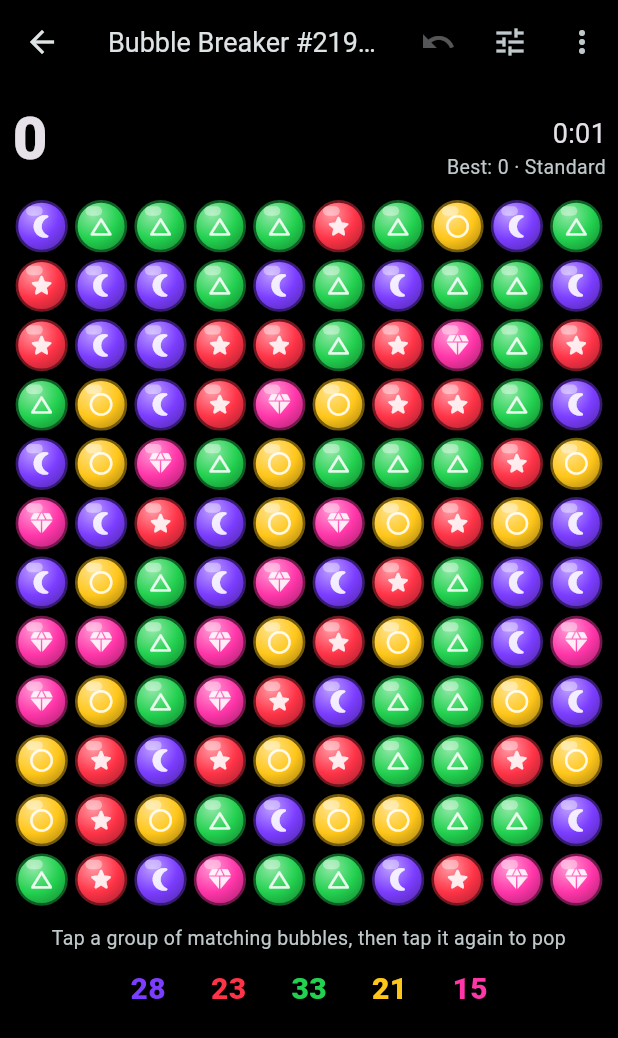
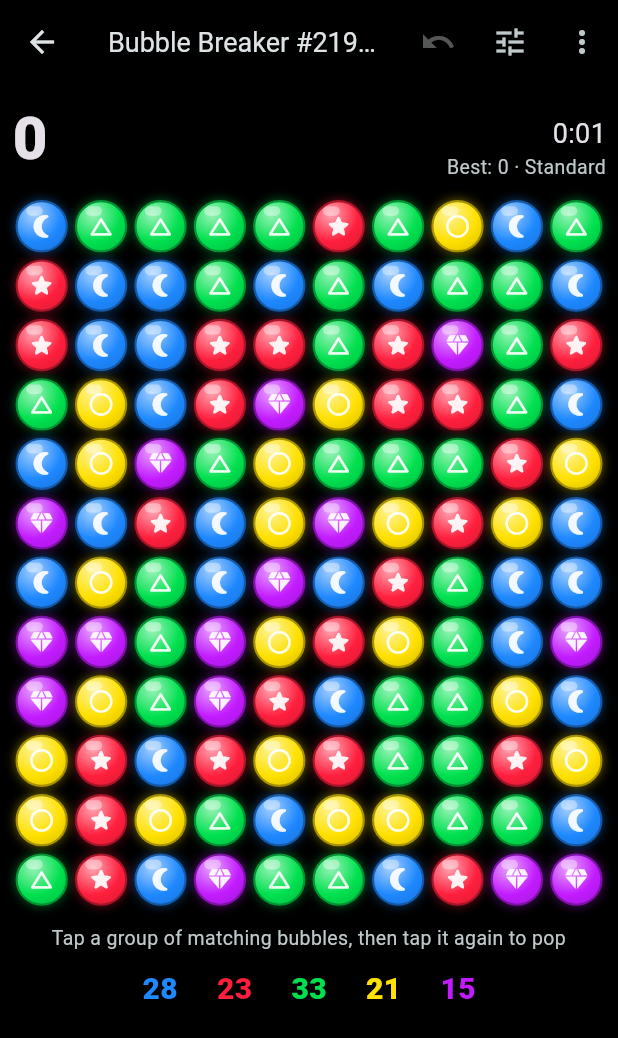
Before and after one commit to trippme/sudoku, a Flutter app: the BubbleScreen screen opened directly, on a phone screen of 412 x 824 dp. Shown: the top 1038 px of the screen. Run offline on Flutter 3.47's test engine with Material 3 defaults, Android fonts, the phone set to English and light mode, and no system bars; our stand-ins replace firebase_core, firebase_messaging, flutter_local_notifications, package_info_plus, shared_preferences; missing offline and left inert: workmanager; accounts and stored records are empty.

Commit message:
Bubble Breaker: selected-count readout, the five classic sizes, punchier colours
Refs #91

Co-Authored-By: Claude Sonnet 5.5 <noreply@anthropic.com>

```diff
--- a/app/lib/games/bubble/bubble_game.dart
+++ b/app/lib/games/bubble/bubble_game.dart
@@ -1,10 +1,32 @@
+import 'package:sudoku_app/games/bubble/bubble_variant.dart';
+
 /// Board sizes. The enum ORDER is part of the leaderboard id scheme (see
-/// `GameRef`), so only ever append.
+/// `bubble_variant.dart`), so only ever append.
 enum BubbleSize {
   medium(10, 12, 'Medium'),
   small(8, 10, 'Small'),
   large(12, 14, 'Large'),
-  xlarge(14, 16, 'X-Large');
+  xlarge(14, 16, 'X-Large'),
+  // The classic game's own size presets (portrait layout).
+  standard(10, 15, 'Standard'),
+  dense(15, 22, 'Dense'),
+  tiny(20, 30, 'Tiny'),
+  unified(9, 16, 'Unified'),
+  unifiedV2(13, 24, 'Unified V2');
+
+  /// The order sizes are listed in the Options screen: roughly smallest board
+  /// to largest.
+  static const List<BubbleSize> displayOrder = [
+    small,
+    medium,
+    standard,
+    unified,
+    large,
+    xlarge,
+    unifiedV2,
+    dense,
+    tiny,
+  ];
 
   final int width;
   final int height;
@@ -78,14 +100,16 @@ class BubbleGame {
   /// Number of colours in this game.
   int get colors => level.colors;
 
-  /// Level/size/mode variant used for leaderboard ids (see `GameRef`):
-  /// `((level × 4) + size) × 2 + (fixed ? 1 : 0)`. Normal level keeps the
-  /// original 0..7 range.
-  int get variant => (level.index * 4 + size.index) * 2 + (collapse ? 0 : 1);
+  /// Level/size/mode variant used for leaderboard ids (see
+  /// `bubble_variant.dart`).
+  int get variant => encodeBubbleVariant(
+      level: level.index, size: size.index, fixed: !collapse);
 
-  static BubbleSize sizeOfVariant(int v) => BubbleSize.values[(v ~/ 2) % 4];
-  static BubbleLevel levelOfVariant(int v) => BubbleLevel.values[(v ~/ 2) ~/ 4];
-  static bool collapseOfVariant(int v) => v.isEven;
+  static BubbleSize sizeOfVariant(int v) =>
+      BubbleSize.values[decodeBubbleVariant(v).size];
+  static BubbleLevel levelOfVariant(int v) =>
+      BubbleLevel.values[decodeBubbleVariant(v).level];
+  static bool collapseOfVariant(int v) => !decodeBubbleVariant(v).fixed;
 
   int get width => size.width;
   int get height => size.height;
--- a/app/lib/games/bubble/bubble_options_screen.dart
+++ b/app/lib/games/bubble/bubble_options_screen.dart
@@ -98,7 +98,7 @@ class _BubbleOptionsScreenState extends State<BubbleOptionsScreen> {
                 crossAxisSpacing: 12,
                 childAspectRatio: 1.05,
                 children: [
-                  for (final s in BubbleSize.values)
+                  for (final s in BubbleSize.displayOrder)
                     _SizeCard(
                       key: Key('opt-size-${s.name}'),
                       size: s,
--- a/app/lib/games/bubble/bubble_screen.dart
+++ b/app/lib/games/bubble/bubble_screen.dart
@@ -245,7 +245,8 @@ class _BubbleScreenState extends State<BubbleScreen> {
     if (!profile.hasIdentity) return null;
     final svc = context.read<LeaderboardService>();
     final secs = _clock.seconds < 1 ? 1 : _clock.seconds;
-    final hints = GameRef.hintsForScore(_game.score);
+    final hints =
+        GameRef.hintsForScore(_game.score, variant: _game.variant);
     final outcome = await svc.submitResult(
       gameId: _ref.id,
       email: profile.email,
@@ -594,9 +595,25 @@ class _BubbleScreenState extends State<BubbleScreen> {
                       ),
                     ),
                     const SizedBox(height: 8),
-                    Wrap(
+                    Row(
+                      children: [
+                        // How many bubbles are selected, in their colour, like
+                        // the "-34" in the classic game.
+                        SizedBox(
+                          width: 64,
+                          child: selCount >= 2 && selColor != null
+                              ? Text('-$selCount',
+                                  key: const Key('bb-selcount'),
+                                  style: TextStyle(
+                                      fontSize: 22,
+                                      fontWeight: FontWeight.w800,
+                                      color: kBubbleColors[selColor]))
+                              : null,
+                        ),
+                        Expanded(
+                          child: Wrap(
                             alignment: WrapAlignment.center,
-                      spacing: 18,
+                            spacing: 14,
                             children: [
                               for (var i = 0; i < counts.length; i++)
                                 Container(
@@ -616,6 +633,10 @@ class _BubbleScreenState extends State<BubbleScreen> {
                                           fontWeight: FontWeight.w800,
                                           color: kBubbleColors[i])),
                                 ),
+                            ],
+                          ),
+                        ),
+                        const SizedBox(width: 64),
                       ],
                     ),
                   ],
--- a/app/lib/games/bubble/bubble_widgets.dart
+++ b/app/lib/games/bubble/bubble_widgets.dart
@@ -1,24 +1,25 @@
 import 'package:flutter/material.dart';
 import 'package:sudoku_app/games/bubble/bubble_prefs.dart';
 
-/// Bright, saturated colours. Order matters: Easy plays with the first four
-/// (the most distinct), Normal five, Hard all six.
+/// Fully saturated colours, spread around the colour wheel so no two are easy
+/// to confuse. Order matters: Easy plays with the first four (blue, red, green,
+/// yellow: the most distinct), Normal adds purple, Hard adds orange.
 const List<Color> kBubbleColors = [
-  Color(0xFF7B3DFF), // violet
-  Color(0xFFFF3347), // red
-  Color(0xFF22D14F), // green
-  Color(0xFFFFC61A), // gold
-  Color(0xFFFF35A8), // pink
-  Color(0xFFFF7A1A), // orange
+  Color(0xFF1E88FF), // blue
+  Color(0xFFFF1F3D), // red
+  Color(0xFF00E04E), // green
+  Color(0xFFFFE000), // yellow
+  Color(0xFFC21BFF), // purple
+  Color(0xFFFF8A00), // orange
 ];
 
 /// One shape per colour (Shapes theme), so colours never rely on hue alone.
 const List<IconData> kBubbleGlyphs = [
-  Icons.nightlight_round, // violet: crescent
+  Icons.nightlight_round, // blue: crescent
   Icons.star_rounded, // red: star
   Icons.change_history_rounded, // green: triangle
   Icons.radio_button_unchecked, // gold: ring
-  Icons.diamond_rounded, // pink: gem
+  Icons.diamond_rounded, // purple: gem
   Icons.favorite_rounded, // orange: heart
 ];
 
@@ -68,22 +69,30 @@ class BubbleView extends StatelessWidget {
                   center: const Alignment(-0.3, -0.45),
                   radius: 0.95,
                   colors: [
-                    Color.lerp(base, Colors.white, 0.5)!,
+                    Color.lerp(base, Colors.white, 0.6)!,
                     base,
-                    Color.lerp(base, Colors.black, 0.4)!,
+                    Color.lerp(base, Colors.black, 0.16)!,
                   ],
-                  stops: const [0, 0.5, 1],
+                  stops: const [0, 0.55, 1],
                 ),
                 border: Border.all(
-                  color: Color.lerp(base, Colors.black, 0.55)!,
-                  width: size * 0.05,
+                  color: Color.lerp(base, Colors.black, 0.35)!,
+                  width: size * 0.04,
                 ),
+                boxShadow: [
+                  // A soft glow in the bubble's own colour makes it stand off
+                  // the black board.
+                  BoxShadow(
+                    color: base.withValues(alpha: 0.45),
+                    blurRadius: size * 0.16,
+                  ),
+                ],
               ),
               child: SizedBox.expand(),
             ),
             if (theme == BubbleTheme.shapes)
               Icon(glyph,
-                  size: size * 0.52, color: Colors.white.withValues(alpha: 0.88)),
+                  size: size * 0.52, color: Colors.white.withValues(alpha: 0.92)),
             // Gloss.
             Positioned(
               left: size * 0.2,
--- a/app/lib/games/game_ref.dart
+++ b/app/lib/games/game_ref.dart
@@ -1,3 +1,5 @@
+import 'package:sudoku_app/games/bubble/bubble_variant.dart';
+
 /// Which game a backend `game_id` belongs to, plus its deal.
 ///
 /// The backend only knows an integer `game_id` per result, challenge and
@@ -13,11 +15,10 @@
 /// | Solitaire draw-3 | 1,200,000,000 + deal       |
 /// | Bubble Breaker   | 1,300,000,000 + variant × 10,000,000 + deal |
 ///
-/// A Bubble Breaker *variant* (0..23) is `((level × 4) + size) × 2 + (fixed ? 1 : 0)`
-/// with levels normal=0, easy=1, hard=2 and sizes medium=0, small=1, large=2,
-/// x-large=3, so variant 0 (medium, collapsing — the
-/// original game) keeps its original ids and every size/mode has its own
-/// leaderboard.
+/// A Bubble Breaker *variant* (0..53) is level × size × mode, so every
+/// combination has its own leaderboard; see `bubble_variant.dart` for the
+/// numbering. Variant 0 (medium, normal level, collapsing — the original game)
+/// keeps its original ids.
 ///
 /// Deals are 1..[maxDeal], so every id fits a signed 32-bit INT.
 enum GameKind { sudoku, freecell, solitaire, bubble }
@@ -29,19 +30,37 @@ class GameRef {
   static const int _solitaire3Base = 1200000000;
   static const int _bubbleBase = 1300000000;
   static const int _bubbleStride = 10000000;
-  static const int bubbleVariants = 24;
-  static const _bubbleSizeNames = ['Medium', 'Small', 'Large', 'X-Large'];
+  static const int bubbleVariants = kBubbleVariantCount;
+  static const _bubbleSizeNames = [
+    'Medium',
+    'Small',
+    'Large',
+    'X-Large',
+    'Standard',
+    'Dense',
+    'Tiny',
+    'Unified',
+    'Unified V2',
+  ];
   static const _bubbleLevelNames = ['normal', 'easy', 'hard'];
 
   /// Bubble Breaker ranks by HIGH score, but the backend ranks by fewest
-  /// "hints" then fastest time. So a score is stored as `hints = _scoreCeiling
-  /// - score` (a higher score is a lower number) with the play time as the
-  /// tie-break.
-  static const int _scoreCeiling = 100000;
-  static int hintsForScore(int score) =>
-      _scoreCeiling - score.clamp(0, _scoreCeiling - 1);
-  static int scoreFromHints(int hints) =>
-      (_scoreCeiling - hints).clamp(0, _scoreCeiling - 1);
+  /// "hints" then fastest time. So a score is stored as `hints = ceiling -
+  /// score` (a higher score is a lower number) with the play time as the
+  /// tie-break. The original boards use a ceiling of 100,000; the later, bigger
+  /// ones (variant 24+) use 10,000,000 because they can score past 100,000.
+  static int _ceilingFor(int variant) =>
+      bubbleVariantUsesBigScores(variant) ? 10000000 : 100000;
+
+  static int hintsForScore(int score, {int variant = 0}) {
+    final c = _ceilingFor(variant);
+    return c - score.clamp(0, c - 1);
+  }
+
+  static int scoreFromHints(int hints, {int variant = 0}) {
+    final c = _ceilingFor(variant);
+    return (c - hints).clamp(0, c - 1);
+  }
 
   final GameKind kind;
 
@@ -121,7 +140,10 @@ class GameRef {
               '${mistakes == null ? '' : ' · $mistakes mistake${mistakes == 1 ? '' : 's'}'}',
         );
       case GameKind.bubble:
-        return (headline: '${scoreFromHints(hints)} pts', detail: t);
+        return (
+          headline: '${scoreFromHints(hints, variant: variant)} pts',
+          detail: t
+        );
       case GameKind.freecell:
       case GameKind.solitaire:
         return (headline: t, detail: null);
@@ -145,12 +167,11 @@ class GameRef {
   String get label {
     var extra = kind == GameKind.solitaire && draw == 3 ? ' (draw 3)' : '';
     if (kind == GameKind.bubble && variant != 0) {
-      final size = _bubbleSizeNames[(variant ~/ 2) % 4];
-      final level = _bubbleLevelNames[(variant ~/ 2) ~/ 4];
+      final v = decodeBubbleVariant(variant);
       final parts = [
-        if (level != 'normal') level,
-        if ((variant ~/ 2) % 4 != 0) size.toLowerCase(),
-        if (variant.isOdd) 'fixed',
+        if (v.level != 0) _bubbleLevelNames[v.level],
+        if (v.size != 0) _bubbleSizeNames[v.size].toLowerCase(),
+        if (v.fixed) 'fixed',
       ];
       extra = ' (${parts.join(', ')})';
     }
--- a/app/lib/services/notifications.dart
+++ b/app/lib/services/notifications.dart
@@ -174,7 +174,7 @@ class NotificationService {
           GameKind.sudoku => 'Their time: ${_fmt(r.seconds)} · '
               '${r.hints} hint${r.hints == 1 ? '' : 's'}',
           GameKind.bubble => 'Their score: '
-              '${GameRef.scoreFromHints(r.hints)} · ${_fmt(r.seconds)}',
+              '${GameRef.scoreFromHints(r.hints, variant: GameRef.decode(r.gameId).variant)} · ${_fmt(r.seconds)}',
           _ => 'Their time: ${_fmt(r.seconds)}',
         },
         payloadInbox,
```
Also changed, not shown: app/lib/games/bubble/bubble_variant.dart (added, +53 -0 lines), 4 other files. Lines whose indentation alone changed are shown as unchanged.
